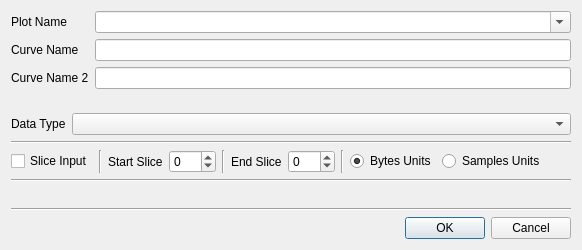
First picture: the form in openrawdialog.ui, repository d-wizard/plotter, before the edit.
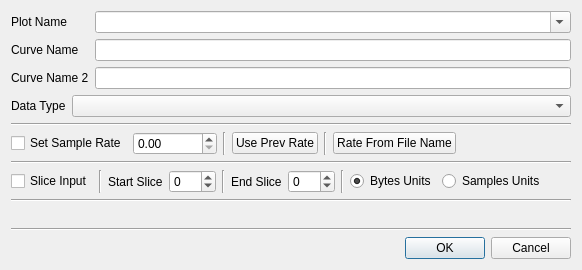
Second picture: the form after the edit.

Commit message: Add code for setting the sample rate right away when opening a file using the Raw File Dialog.

What changed in the file:
```diff
--- a/openrawdialog.ui
+++ b/openrawdialog.ui
@@ -14,18 +14,74 @@
    <string>Dialog</string>
   </property>
   <layout class="QGridLayout" name="gridLayout">
-   <item row="2" column="0">
-    <spacer name="verticalSpacer">
+   <item row="13" column="0">
+    <widget class="Line" name="line">
      <property name="orientation">
-      <enum>Qt::Vertical</enum>
+      <enum>Qt::Horizontal</enum>
      </property>
-     <property name="sizeHint" stdset="0">
-      <size>
-       <width>20</width>
-       <height>40</height>
-      </size>
+    </widget>
+   </item>
+   <item row="11" column="0">
+    <widget class="QLabel" name="lblStats">
+     <property name="text">
+      <string/>
      </property>
-    </spacer>
+     <property name="alignment">
+      <set>Qt::AlignRight|Qt::AlignTrailing|Qt::AlignVCenter</set>
+     </property>
+    </widget>
+   </item>
+   <item row="6" column="0">
+    <widget class="Line" name="line_2">
+     <property name="orientation">
+      <enum>Qt::Horizontal</enum>
+     </property>
+    </widget>
+   </item>
+   <item row="4" column="0">
+    <widget class="Line" name="line_4">
+     <property name="orientation">
+      <enum>Qt::Horizontal</enum>
+     </property>
+    </widget>
+   </item>
+   <item row="0" column="0">
+    <layout class="QGridLayout" name="gridLayout_2">
+     <item row="0" column="0">
+      <widget class="QLabel" name="lblPlotName">
+       <property name="text">
+        <string>Plot Name</string>
+       </property>
+      </widget>
+     </item>
+     <item row="2" column="1">
+      <widget class="QLineEdit" name="txtCurveName2"/>
+     </item>
+     <item row="1" column="1">
+      <widget class="QLineEdit" name="txtCurveName"/>
+     </item>
+     <item row="1" column="0">
+      <widget class="QLabel" name="lblCurveName">
+       <property name="text">
+        <string>Curve Name</string>
+       </property>
+      </widget>
+     </item>
+     <item row="2" column="0">
+      <widget class="QLabel" name="lblCurveName2">
+       <property name="text">
+        <string>Curve Name 2</string>
+       </property>
+      </widget>
+     </item>
+     <item row="0" column="1">
+      <widget class="QComboBox" name="cmbPlotName">
+       <property name="editable">
+        <bool>true</bool>
+       </property>
+      </widget>
+     </item>
+    </layout>
    </item>
    <item row="3" column="0">
     <layout class="QHBoxLayout" name="horizontalLayout_2">
@@ -48,7 +104,38 @@
      </item>
     </layout>
    </item>
-   <item row="7" column="0">
+   <item row="14" column="0">
+    <layout class="QHBoxLayout" name="horizontalLayout">
+     <item>
+      <widget class="QDialogButtonBox" name="buttonBox">
+       <property name="standardButtons">
+        <set>QDialogButtonBox::Cancel|QDialogButtonBox::Ok</set>
+       </property>
+      </widget>
+     </item>
+    </layout>
+   </item>
+   <item row="9" column="0">
+    <widget class="Line" name="line_3">
+     <property name="orientation">
+      <enum>Qt::Horizontal</enum>
+     </property>
+    </widget>
+   </item>
+   <item row="2" column="0">
+    <spacer name="verticalSpacer">
+     <property name="orientation">
+      <enum>Qt::Vertical</enum>
+     </property>
+     <property name="sizeHint" stdset="0">
+      <size>
+       <width>20</width>
+       <height>40</height>
+      </size>
+     </property>
+    </spacer>
+   </item>
+   <item row="8" column="0">
     <layout class="QHBoxLayout" name="horizontalLayout_5">
      <item>
       <widget class="QCheckBox" name="chkSliceInput">
@@ -149,6 +236,9 @@
        <property name="toolTip">
         <string>Interpret start/end slice values as samples (sample size is determined by the Data Type).</string>
        </property>
+       <property name="layoutDirection">
+        <enum>Qt::LeftToRight</enum>
+       </property>
        <property name="text">
         <string>Samples Units</string>
        </property>
@@ -169,86 +259,71 @@
      </item>
     </layout>
    </item>
-   <item row="13" column="0">
-    <layout class="QHBoxLayout" name="horizontalLayout">
+   <item row="5" column="0">
+    <layout class="QHBoxLayout" name="horizontalLayout_3">
      <item>
-      <widget class="QDialogButtonBox" name="buttonBox">
-       <property name="standardButtons">
-        <set>QDialogButtonBox::Cancel|QDialogButtonBox::Ok</set>
+      <widget class="QCheckBox" name="chkSetSampRate">
+       <property name="text">
+        <string>Set Sample Rate</string>
        </property>
       </widget>
      </item>
-    </layout>
-   </item>
-   <item row="12" column="0">
-    <widget class="Line" name="line">
-     <property name="orientation">
-      <enum>Qt::Horizontal</enum>
-     </property>
-    </widget>
-   </item>
-   <item row="0" column="0">
-    <layout class="QGridLayout" name="gridLayout_2">
-     <item row="0" column="0">
-      <widget class="QLabel" name="lblPlotName">
-       <property name="text">
-        <string>Plot Name</string>
+     <item>
+      <widget class="QDoubleSpinBox" name="spnSampRate">
+       <property name="layoutDirection">
+        <enum>Qt::LeftToRight</enum>
        </property>
+       <property name="maximum">
+        <double>10000000000.000000000000000</double>
+       </property>
+       <property name="stepType">
+        <enum>QAbstractSpinBox::AdaptiveDecimalStepType</enum>
+       </property>
       </widget>
      </item>
-     <item row="2" column="1">
-      <widget class="QLineEdit" name="txtCurveName2"/>
+     <item>
+      <widget class="Line" name="sepSampRate1">
+       <property name="orientation">
+        <enum>Qt::Vertical</enum>
+       </property>
+      </widget>
      </item>
-     <item row="1" column="1">
-      <widget class="QLineEdit" name="txtCurveName"/>
-     </item>
-     <item row="1" column="0">
-      <widget class="QLabel" name="lblCurveName">
+     <item>
+      <widget class="QPushButton" name="cmdSampRatePrev">
        <property name="text">
-        <string>Curve Name</string>
+        <string>Use Prev Rate</string>
        </property>
       </widget>
      </item>
-     <item row="2" column="0">
-      <widget class="QLabel" name="lblCurveName2">
-       <property name="text">
-        <string>Curve Name 2</string>
+     <item>
+      <widget class="Line" name="sepSampRate2">
+       <property name="orientation">
+        <enum>Qt::Vertical</enum>
        </property>
       </widget>
      </item>
-     <item row="0" column="1">
-      <widget class="QComboBox" name="cmbPlotName">
-       <property name="editable">
-        <bool>true</bool>
+     <item>
+      <widget class="QPushButton" name="cmdSampRateFromFileName">
+       <property name="text">
+        <string>Rate From File Name</string>
        </property>
       </widget>
      </item>
+     <item>
+      <spacer name="horizontalSpacer">
+       <property name="orientation">
+        <enum>Qt::Horizontal</enum>
+       </property>
+       <property name="sizeHint" stdset="0">
+        <size>
+         <width>40</width>
+         <height>20</height>
+        </size>
+       </property>
+      </spacer>
+     </item>
     </layout>
    </item>
-   <item row="10" column="0">
-    <widget class="QLabel" name="lblStats">
-     <property name="text">
-      <string/>
-     </property>
-     <property name="alignment">
-      <set>Qt::AlignRight|Qt::AlignTrailing|Qt::AlignVCenter</set>
-     </property>
-    </widget>
-   </item>
-   <item row="8" column="0">
-    <widget class="Line" name="line_3">
-     <property name="orientation">
-      <enum>Qt::Horizontal</enum>
-     </property>
-    </widget>
-   </item>
-   <item row="4" column="0">
-    <widget class="Line" name="line_4">
-     <property name="orientation">
-      <enum>Qt::Horizontal</enum>
-     </property>
-    </widget>
-   </item>
   </layout>
  </widget>
  <resources/>
```
The commit also changes 3 other files.
